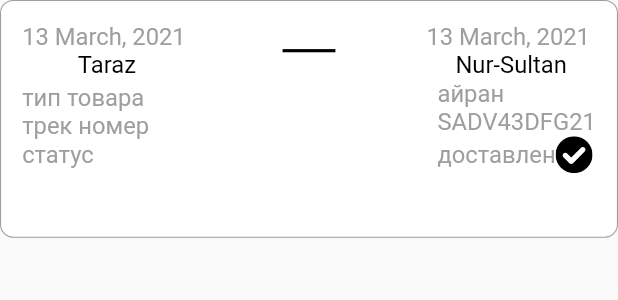
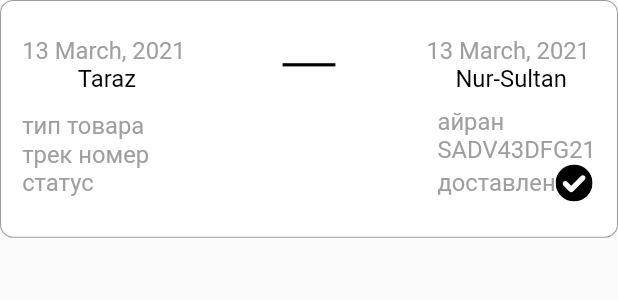
Before and after one commit to DYernar/ktzh_app, a Flutter app: what productCard() shows on an empty page, opened directly, on a phone screen of 412 x 824 dp. Shown: the top 300 px of the screen. Run offline on Flutter 3.47's test engine with Material 2 defaults, Android fonts, the phone set to English and light mode, and no system bars; our stand-ins replace flutter_screenutil, flutter_svg.

Commit message:
product card

```diff
--- a/lib/widgets/main_page_widgets.dart
+++ b/lib/widgets/main_page_widgets.dart
@@ -119,6 +119,7 @@ Widget productCard() {
       ),
     ),
     child: Column(
+      mainAxisAlignment: MainAxisAlignment.spaceEvenly,
       children: [
         fromToWidget(),
         Row(
@@ -166,6 +167,7 @@ Widget fromToWidget() {
 Widget titles() {
   return Column(
     crossAxisAlignment: CrossAxisAlignment.start,
+    mainAxisAlignment: MainAxisAlignment.spaceEvenly,
     children: [
       Text('тип товара', style: dateStyle),
       Text('трек номер', style: dateStyle),
@@ -176,6 +178,7 @@ Widget titles() {
 
 Widget values(String status) {
   return Column(
+    mainAxisAlignment: MainAxisAlignment.spaceEvenly,
     crossAxisAlignment: CrossAxisAlignment.start,
     children: [
       Text('айран', style: dateStyle),
```
